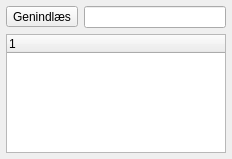
This is src/QlrBrowser/ui/dockwidget.ui in Septima/qgis-qlrbrowser as Qt 5 draws it before an edit. The edited form follows.
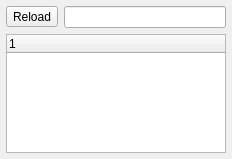
This is the edited form. Icons and pictures are not drawn. Custom widgets are drawn as their Qt base class.

Patch:
```diff
--- a/src/QlrBrowser/ui/dockwidget.ui
+++ b/src/QlrBrowser/ui/dockwidget.ui
@@ -54,7 +54,7 @@
           <string>Genindlæs qlr-filer</string>
          </property>
          <property name="text">
-          <string>Genindlæs</string>
+          <string>Reload</string>
          </property>
          <property name="icon">
           <iconset>
```
Left out of the diff: 2 changed lines with no effect on the pictures.
